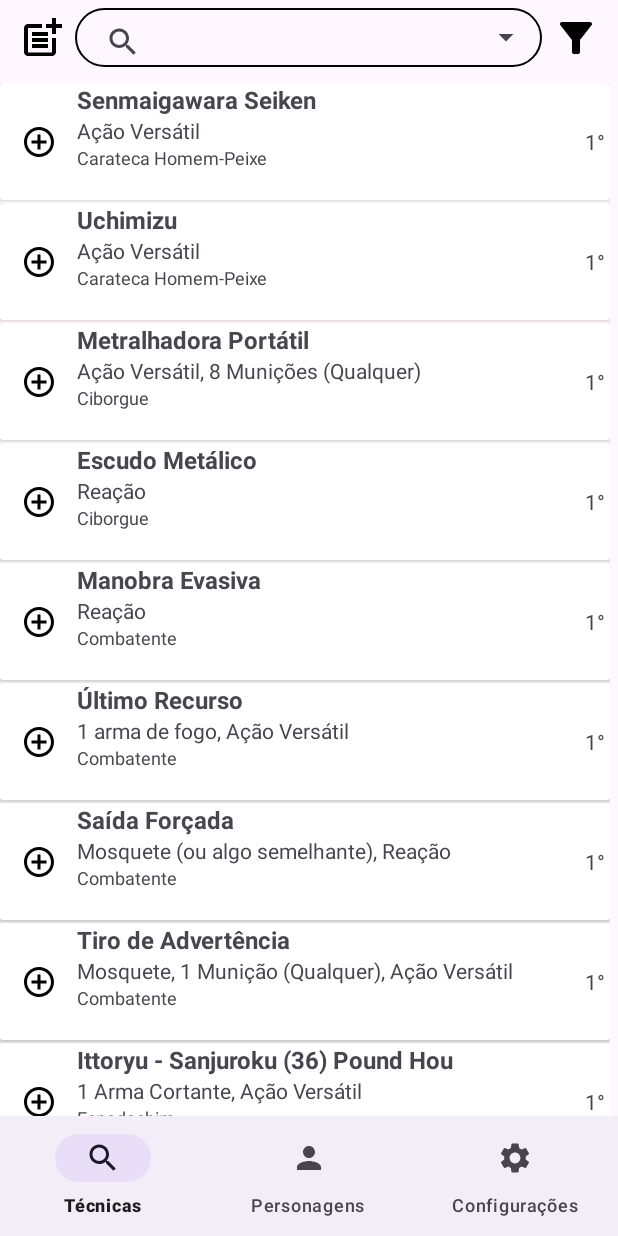
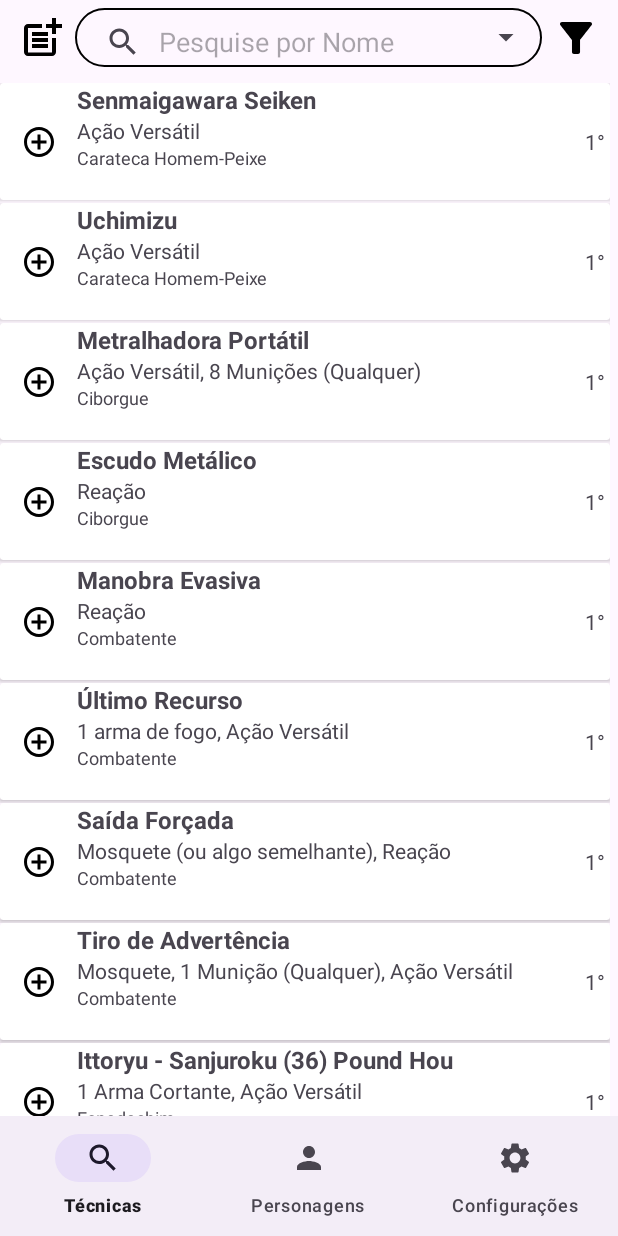
Before and after one commit to GustavoTeixeira684/spells_op, an Android app: the screen it shows after launch (MainActivity), on a phone screen of 412 x 824 dp. Run offline under Robolectric (Android 15) with nearby library versions, the phone set to English and light mode, and no system bars.

Commit message:
Alterando o Hint de acordo com o tipo de busca selecionado.

```diff
--- a/spellop/app/src/main/java/com/example/spellsop/view/Spells.java
+++ b/spellop/app/src/main/java/com/example/spellsop/view/Spells.java
@@ -44,6 +44,7 @@ public class Spells extends Fragment {
 
     // private attributes
     private int tipo_busca;
+    private String[] hint_busa = {"Pesquise por Nome","Pesquise por Estilo de Combate","Pesquise por Requisito","Pesquise por Descrição"};
 
     public Spells() {
         // Required empty public constructor
@@ -128,6 +129,7 @@ public class Spells extends Fragment {
             @Override
             public void onItemSelected(AdapterView<?> parent, View view, int position, long id) {
                 tipo_busca = (int) spinner.getSelectedItemId();
+                txtPesquisaSpell.setQueryHint(hint_busa[tipo_busca]);
             }
 
             @Override
--- a/spellop/app/src/main/res/layout/fragment_spells.xml
+++ b/spellop/app/src/main/res/layout/fragment_spells.xml
@@ -41,10 +41,9 @@
                     android:layout_height="35dp"
                     android:layout_marginTop="5dp"
                     android:layout_weight="1"
-
                     android:ems="10"
                     android:gravity="center"
-                    android:hint="@string/pesquise_aqui"
+                    android:queryHint="Pesquise por Nome"
                     android:iconifiedByDefault="false"
                     android:inputType="text">
 
```
